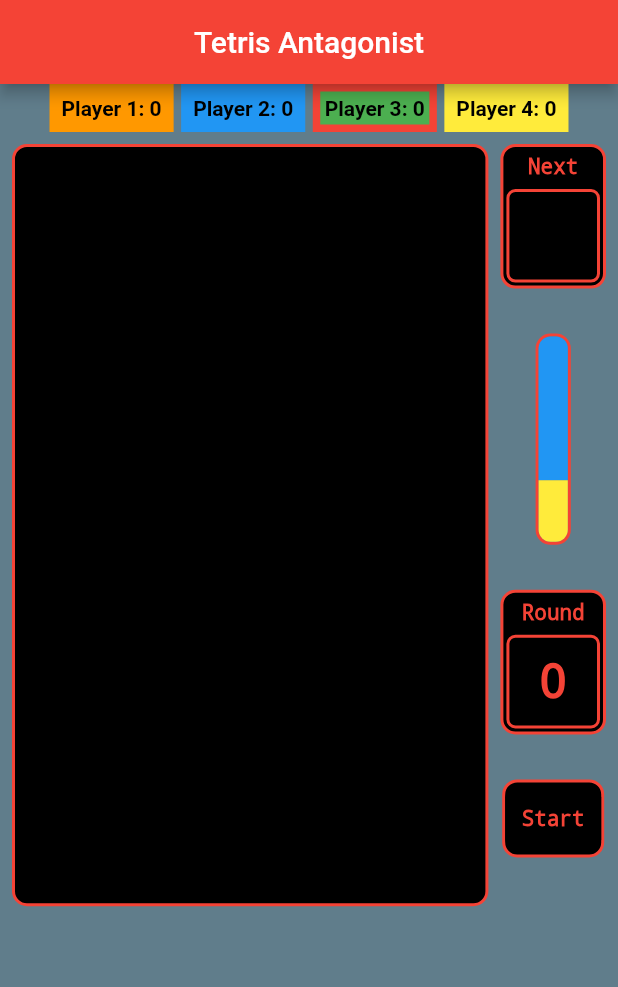
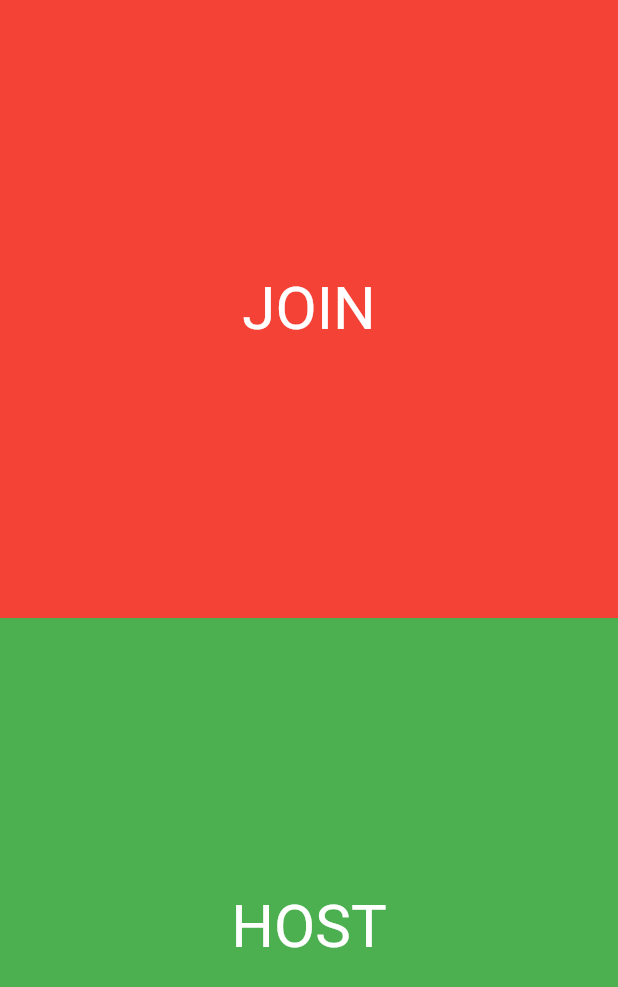
Before and after one commit to alexandrethiault/tetrisantagonist, a Flutter app: the screen it shows after launch, on a phone screen of 412 x 824 dp. Shown: the top 987 px of the screen. Run offline on Flutter 3.47's test engine with Material 2 defaults, Android fonts, the phone set to English and light mode, and no system bars; our stand-ins replace device_info_plus, flutter_styled_toast; missing offline and left inert: flutter_nearby_connections.

Commit message:
join/host selection and basic P2P communication

```diff
--- a/lib/UI/antagonist_widget.dart
+++ b/lib/UI/antagonist_widget.dart
@@ -3,7 +3,7 @@ import 'package:flutter/material.dart';
 import 'package:provider/provider.dart';
 import 'package:tetrisserver/DataLayer/game_data.dart';
 
-import 'ui_constants.dart';
+import '../constants/ui_constants.dart';
 
 class Antagonist extends StatefulWidget {
   const Antagonist({Key? key}) : super(key: key);
--- a/lib/UI/energy_bar.dart
+++ b/lib/UI/energy_bar.dart
@@ -2,9 +2,9 @@ import 'package:flutter/material.dart';
 import 'package:provider/provider.dart';
 import 'package:tetrisserver/DataLayer/game_data.dart';
 
-import 'game.dart';
+import 'game_widget.dart';
 import 'my_decorations.dart';
-import 'ui_constants.dart';
+import '../constants/ui_constants.dart';
 
 class EnergyBar extends StatefulWidget {
   const EnergyBar({Key? key}) : super(key: key);
--- a/lib/UI/game.dart
+++ b/lib/UI/game_widget.dart
@@ -7,7 +7,7 @@ import 'package:tetrisserver/DataLayer/square.dart';
 import 'package:tetrisserver/DataLayer/tetromino.dart';
 
 import 'my_decorations.dart';
-import 'ui_constants.dart';
+import '../constants/ui_constants.dart';
 
 
 class GameWidget extends StatefulWidget {
--- a/lib/UI/my_decorations.dart
+++ b/lib/UI/my_decorations.dart
@@ -1,7 +1,7 @@
 
 import 'package:flutter/material.dart';
 
-import 'ui_constants.dart';
+import '../constants/ui_constants.dart';
 
 BoxDecoration GameBoxDecoration([double radius=DEFAULT_BORDER_RADIUS]) => BoxDecoration(
   color: Colors.black,
--- a/lib/UI/next_tetromino.dart
+++ b/lib/UI/next_tetromino.dart
@@ -4,7 +4,7 @@ import 'package:tetrisserver/DataLayer/game_data.dart';
 import 'package:tetrisserver/DataLayer/tetromino.dart';
 
 import 'my_decorations.dart';
-import 'ui_constants.dart';
+import '../constants/ui_constants.dart';
 //TODO quand y en a plusieurs qui doivent tomber d'un coup, changer l'affichage
 class NextTetromino extends StatefulWidget {
   const NextTetromino({Key? key}) : super(key: key);
--- a/lib/UI/round_number.dart
+++ b/lib/UI/round_number.dart
@@ -3,7 +3,7 @@ import 'package:provider/provider.dart';
 import 'package:tetrisserver/DataLayer/game_data.dart';
 
 import 'my_decorations.dart';
-import 'ui_constants.dart';
+import '../constants/ui_constants.dart';
 
 class RoundNumber extends StatefulWidget {
   const RoundNumber({Key? key}) : super(key: key);
--- a/lib/UI/scores.dart
+++ b/lib/UI/scores_widget.dart
@@ -3,7 +3,7 @@ import 'package:flutter/material.dart';
 import 'package:provider/provider.dart';
 import 'package:tetrisserver/DataLayer/game_data.dart';
 
-import 'ui_constants.dart';
+import '../constants/ui_constants.dart';
 // TODO mettre des FittedBox partout partout partout partout et le score sous le "Player"
 class Scores extends StatefulWidget {
   const Scores({Key? key}) : super(key: key);
--- a/lib/UI/start_stop.dart
+++ b/lib/UI/start_stop.dart
@@ -4,7 +4,7 @@ import 'package:provider/provider.dart';
 import 'package:tetrisserver/DataLayer/game_data.dart';
 
 import 'my_decorations.dart';
-import 'ui_constants.dart';
+import '../constants/ui_constants.dart';
 
 class StartStop extends StatefulWidget {
   const StartStop({Key? key}) : super(key: key);
--- a/lib/main.dart
+++ b/lib/main.dart
@@ -1,18 +1,36 @@
 import 'package:flutter/material.dart';
 import 'package:flutter/services.dart';
 import 'package:provider/provider.dart' show ChangeNotifierProvider;
+import 'package:tetrisserver/UI/controller_widget.dart';
 
 import 'DataLayer/game_data.dart';
 import 'UI/main_screen.dart';
 
 
 void main() => runApp(
-  ChangeNotifierProvider(
-    create: (context) => GameData(),
-    child: const MyApp(),
-  ),
+  const MyApp(),
 );
 
+Route<dynamic> generateRoute(RouteSettings settings) {
+  switch (settings.name) {
+    case '/':
+      return MaterialPageRoute(builder: (_) => Home());
+    case 'join':
+      return MaterialPageRoute(
+          builder: (_) => PlayerControllerWidget());
+    case 'host':
+      return MaterialPageRoute(
+          builder: (_) => ChangeNotifierProvider(
+              create: (context) => GameData(),
+              child: MainScreen()));
+    default:
+      return MaterialPageRoute(
+          builder: (_) => Scaffold(
+            body: Center(
+                child: Text('No route defined for ${settings.name}')),
+          ));
+  }
+}
 
 class MyApp extends StatelessWidget {
   const MyApp({Key? key}) : super(key: key);
@@ -21,11 +39,50 @@ class MyApp extends StatelessWidget {
   Widget build(BuildContext context) {
     SystemChrome.setPreferredOrientations([DeviceOrientation.portraitUp]);
     return MaterialApp(
-      title: 'Tetris Antagonist App',
-      theme: ThemeData(
-        primarySwatch: Colors.red,
-      ),
-      home: const MainScreen(),
+      onGenerateRoute: generateRoute,
+      initialRoute: '/',
     );
   }
 }
+
+class Home extends StatelessWidget {
+  @override
+  Widget build(BuildContext context) {
+    return Scaffold(
+      body: Column(
+        children: [
+          Expanded(
+            child: InkWell(
+              onTap: () {
+                Navigator.pushNamed(context, 'join');
+              },
+              child: Container(
+                color: Colors.red,
+                child: Center(
+                    child: Text(
+                      'JOIN',
+                      style: TextStyle(color: Colors.white, fontSize: 40),
+                    )),
+              ),
+            ),
+          ),
+          Expanded(
+            child: InkWell(
+              onTap: () {
+                Navigator.pushNamed(context, 'host');
+              },
+              child: Container(
+                color: Colors.green,
+                child: Center(
+                    child: Text(
+                      'HOST',
+                      style: TextStyle(color: Colors.white, fontSize: 40),
+                    )),
+              ),
+            ),
+          ),
+        ],
+      ),
+    );
+  }
+}
```
Also changed, not shown: lib/DataLayer/game_data.dart (+0 -27 lines), lib/UI/controller_widget.dart (added, +54 -0 lines), lib/UI/main_screen.dart (+21 -5 lines), lib/UI/p2p_widget.dart (added, +271 -0 lines), pubspec.yaml (+5 -6 lines), lib/constants/ui_constants.dart (renamed from lib/UI/ui_constants.dart), pubspec.lock, 2 other files.
